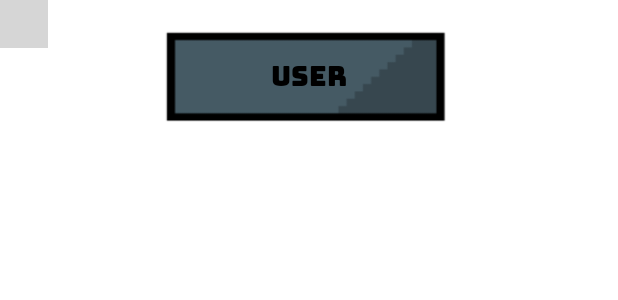
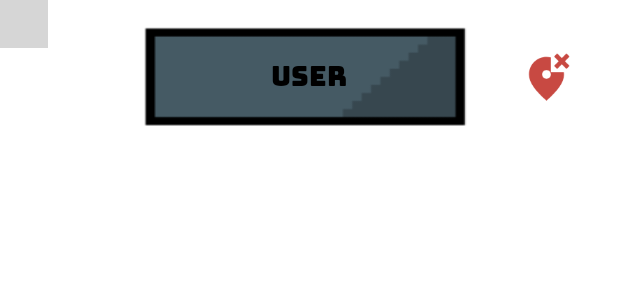
Before and after one commit to SrDyamond/StreetFight, an Android app: the layout map_layout.xml on its own in the app's theme, with its tools: preview values and no code run, on a phone screen of 412 x 824 dp. Shown: the top 300 px of the screen. Run offline under Robolectric (Android 15) with nearby library versions, the phone set to English and light mode, and no system bars; plain views replace MapView; network calls fail; grey boxes are pictures that could not be loaded.

Commit message:
#46: agregado icono que me informa de la pérdida de actualización de GPS

```diff
--- a/AppAndroid/app/src/main/java/com/afundacionfp/street_fight/MapActivity.java
+++ b/AppAndroid/app/src/main/java/com/afundacionfp/street_fight/MapActivity.java
@@ -13,6 +13,7 @@ import android.util.Log;
 import android.view.View;
 import android.view.Window;
 import android.widget.ImageButton;
+import android.widget.ImageView;
 import android.widget.TextView;
 
 import androidx.annotation.NonNull;
@@ -41,6 +42,7 @@ public class MapActivity extends AppCompatActivity implements ActivityCompat.OnR
 
     private Flags flags;
     private boolean paused = false;
+    private WrongLocationThread wrongLocationThread;
 
     @Override
     public void onCreate(Bundle savedInstanceState) {
@@ -66,6 +68,9 @@ public class MapActivity extends AppCompatActivity implements ActivityCompat.OnR
 
         TextView textPlayerInfo = findViewById(R.id.activity_main_text);
         textPlayerInfo.setText(UserPreferences.getInstance().getUsername(this));
+        ImageView wrongLocationIcon = findViewById(R.id.wrong_location_icon);
+        wrongLocationThread = new WrongLocationThread(this, wrongLocationIcon);
+        wrongLocationThread.start();
 
         //  Localization
         locationManager = (LocationManager) getSystemService(Context.LOCATION_SERVICE);
@@ -134,6 +139,7 @@ public class MapActivity extends AppCompatActivity implements ActivityCompat.OnR
             GeoPoint geoPoint = new GeoPoint(location.getLatitude(), location.getLongitude());
             iMapController.animateTo(geoPoint);
             flags.sendFlagRequest(location.getLatitude(), location.getLongitude());
+            wrongLocationThread.correctLocationRecived();
         }
     }
 
--- /dev/null
+++ b/AppAndroid/app/src/main/res/drawable/wrong_location.xml
@@ -0,0 +1,6 @@
+<vector android:height="50dp" android:tint="#C84942"
+    android:viewportHeight="24" android:viewportWidth="24"
+    android:width="50dp" xmlns:android="http://schemas.android.com/apk/res/android">
+    <path android:fillColor="@android:color/white" android:pathData="M14,10V3.26C13.35,3.09 12.68,3 12,3c-4.2,0 -8,3.22 -8,8.2c0,3.32 2.67,7.25 8,11.8c5.33,-4.55 8,-8.48 8,-11.8c0,-0.41 -0.04,-0.81 -0.09,-1.2H14zM12,13c-1.1,0 -2,-0.9 -2,-2c0,-1.1 0.9,-2 2,-2s2,0.9 2,2C14,12.1 13.1,13 12,13z"/>
+    <path android:fillColor="@android:color/white" android:pathData="M22.54,2.88l-1.42,-1.42l-2.12,2.13l-2.12,-2.13l-1.42,1.42l2.13,2.12l-2.13,2.12l1.42,1.42l2.12,-2.13l2.12,2.13l1.42,-1.42l-2.13,-2.12z"/>
+</vector>
--- a/AppAndroid/app/src/main/res/layout/map_layout.xml
+++ b/AppAndroid/app/src/main/res/layout/map_layout.xml
@@ -1,7 +1,6 @@
 <?xml version="1.0" encoding="utf-8"?>
 <androidx.constraintlayout.widget.ConstraintLayout xmlns:android="http://schemas.android.com/apk/res/android"
     xmlns:app="http://schemas.android.com/apk/res-auto"
-    xmlns:tools="http://schemas.android.com/tools"
     android:layout_width="fill_parent"
     android:layout_height="fill_parent">
 
@@ -19,6 +18,8 @@
         android:background="@drawable/main_fondo_boton"
         android:contentDescription="@string/todo"
         android:onClick="onUserButtonClick"
+        android:scaleX="1.15"
+        android:scaleY="1.1"
         app:layout_constraintEnd_toEndOf="parent"
         app:layout_constraintStart_toStartOf="parent"
         app:layout_constraintTop_toTopOf="parent" />
@@ -65,4 +66,17 @@
         app:layout_constraintStart_toStartOf="@+id/map_catch_button"
         app:layout_constraintTop_toTopOf="@+id/map_catch_button" />
 
+    <ImageView
+        android:id="@+id/wrong_location_icon"
+        android:layout_width="wrap_content"
+        android:layout_height="wrap_content"
+        android:contentDescription="@string/wrong_location_text"
+        android:scaleX="0.7"
+        android:scaleY="0.7"
+        app:layout_constraintBottom_toBottomOf="@+id/button_player_info"
+        app:layout_constraintEnd_toEndOf="parent"
+        app:layout_constraintStart_toEndOf="@+id/button_player_info"
+        app:layout_constraintTop_toTopOf="@+id/button_player_info"
+        app:srcCompat="@drawable/wrong_location" />
+
 </androidx.constraintlayout.widget.ConstraintLayout>
--- a/AppAndroid/app/src/main/res/values/strings.xml
+++ b/AppAndroid/app/src/main/res/values/strings.xml
@@ -28,4 +28,5 @@
     <string name="naniiiiii78">Naniiiiii78</string>
     <string name="text_player">User</string>
     <string name="text_catch">CATCH FLAG</string>
+    <string name="wrong_location_text">wrong_location</string>
 </resources>
```
Also changed, not shown: AppAndroid/app/src/main/java/com/afundacionfp/street_fight/WrongLocationThread.java (added, +54 -0 lines).
